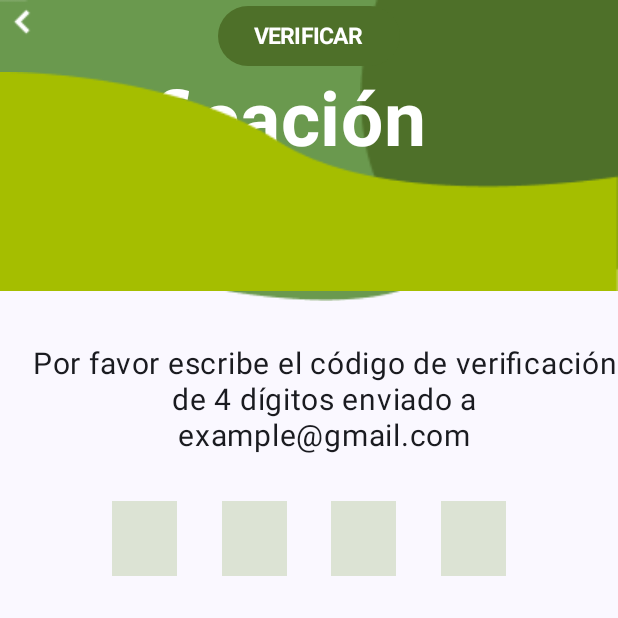
After one commit to Jossrec/MovilesReto, an Android app built with Jetpack Compose: the composable Verificacion called with empty values, on a phone screen of 412 x 824 dp, the top half of it. The commit adds this screen. Run offline under Robolectric (Android 15) with nearby library versions, the phone set to English and light mode, and no system bars.

Commit message:
3 vistas
Creacion de las 3 vistas de olvidar contraseña, nueva contraseña y verificación

```diff
--- /dev/null
+++ b/Reto/app/src/main/java/com/example/reto/vista/Verificacion.kt
@@ -0,0 +1,194 @@
+package com.example.reto.vista
+
+import android.graphics.Paint.Align
+import android.os.Bundle
+import androidx.activity.ComponentActivity
+import androidx.activity.compose.setContent
+import androidx.activity.enableEdgeToEdge
+import androidx.compose.foundation.Image
+import androidx.compose.foundation.background
+import androidx.compose.foundation.border
+import androidx.compose.foundation.layout.Arrangement
+import androidx.compose.foundation.layout.Box
+import androidx.compose.foundation.layout.Column
+import androidx.compose.foundation.layout.Row
+import androidx.compose.foundation.layout.Spacer
+import androidx.compose.foundation.layout.fillMaxHeight
+import androidx.compose.foundation.layout.fillMaxSize
+import androidx.compose.foundation.layout.fillMaxWidth
+import androidx.compose.foundation.layout.height
+import androidx.compose.foundation.layout.offset
+import androidx.compose.foundation.layout.padding
+import androidx.compose.foundation.layout.size
+import androidx.compose.foundation.layout.width
+import androidx.compose.foundation.shape.RoundedCornerShape
+import androidx.compose.foundation.text.BasicTextField
+import androidx.compose.foundation.text.KeyboardOptions
+import androidx.compose.material3.Button
+import androidx.compose.material3.ButtonDefaults
+import androidx.compose.material3.OutlinedTextField
+import androidx.compose.material3.Scaffold
+import androidx.compose.material3.Text
+import androidx.compose.runtime.Composable
+import androidx.compose.runtime.MutableState
+import androidx.compose.runtime.getValue
+import androidx.compose.runtime.mutableStateOf
+import androidx.compose.runtime.remember
+import androidx.compose.runtime.setValue
+import androidx.compose.ui.AbsoluteAlignment
+import androidx.compose.ui.Alignment
+import androidx.compose.ui.Modifier
+import androidx.compose.ui.graphics.Color
+import androidx.compose.ui.layout.ContentScale
+import androidx.compose.ui.res.colorResource
+import androidx.compose.ui.res.painterResource
+import androidx.compose.ui.text.TextRange
+import androidx.compose.ui.text.TextStyle
+import androidx.compose.ui.text.font.FontWeight
+import androidx.compose.ui.text.input.KeyboardType
+import androidx.compose.ui.text.input.PasswordVisualTransformation
+import androidx.compose.ui.text.input.TextFieldValue
+import androidx.compose.ui.text.style.TextAlign
+import androidx.compose.ui.tooling.preview.Preview
+import androidx.compose.ui.unit.dp
+import androidx.compose.ui.unit.sp
+import com.example.reto.R
+import kotlinx.coroutines.flow.combineTransform
+import org.intellij.lang.annotations.JdkConstants.HorizontalAlignment
+
+@Composable
+fun DigitBox(value: String, onValueChange: (String) -> Unit) {
+    BasicTextField(
+        value = value,
+        onValueChange = {
+            if (it.length <= 1 && it.all { char -> char.isDigit() }) {
+                onValueChange(it)
+            }
+        },
+        modifier = Modifier
+            .size(43.dp, 50.dp)
+            .background(Color(0xFFDCE3D4)), // color verde claro
+        keyboardOptions = KeyboardOptions(keyboardType = KeyboardType.Number),
+        textStyle = TextStyle(
+            fontSize = 24.sp,
+            fontWeight = FontWeight.Bold,
+            color = Color.Black,
+            textAlign = TextAlign.Center
+        ),
+        decorationBox = { innerTextField ->
+            Box(
+                contentAlignment = Alignment.Center,
+                modifier = Modifier
+                    .fillMaxSize()
+                    .background(Color(0xFFDCE3D4)) // color verde claro
+            ) {
+                innerTextField()
+            }
+        }
+    )
+}
+
+@Composable
+fun Verificacion(message: String, from: String, modifier: Modifier = Modifier) {
+    val correo  by remember { mutableStateOf("example@gmail.com") }
+    val image = painterResource(R.drawable.vector_5)
+    val image2 = painterResource(R.drawable.vector_1)
+    val imgage3 = painterResource(R.drawable.vector_3)
+    val regreso = painterResource(R.drawable.keyboard_arrow_left)
+    var input1 by remember { mutableStateOf("") }
+    var input2 by remember { mutableStateOf("") }
+    var input3 by remember { mutableStateOf("") }
+    var input4 by remember { mutableStateOf("") }
+    Column (
+        modifier = Modifier
+    ){
+        Box(
+            modifier = Modifier
+        ){
+            Image(
+                painter = image,
+                contentDescription = null,
+                contentScale = ContentScale.FillWidth,
+                modifier = Modifier
+                    .fillMaxWidth()
+            )
+            Image(
+                painter = image2,
+                contentDescription = null,
+                contentScale = ContentScale.FillWidth,
+                modifier = Modifier
+                    .size(190.dp)
+                    .offset(240.dp)
+            )
+            Image(
+                painter = regreso,
+                contentDescription = null,
+                contentScale = ContentScale.FillWidth,
+                modifier = Modifier
+                    .size(30.dp)
+            )
+            Text(
+                text = "Verificación",
+                fontSize = 50.sp,
+                fontWeight = FontWeight.Bold,
+                lineHeight = 60.sp,
+                textAlign = TextAlign.Left,
+                color = Color.White,
+                modifier = Modifier
+                    .padding(10.dp, 50.dp)
+            )
+        }
+        Text(
+            text = "Por favor escribe el código de verificación de 4 dígitos enviado a ${correo}",
+            fontSize = 20.sp,
+            textAlign = TextAlign.Center,
+            modifier = Modifier
+                .padding(20.dp, 30.dp, 0.dp, 15.dp)
+        )
+        Box(
+            modifier = Modifier
+                .fillMaxWidth()
+        ){
+            Row(
+                modifier = Modifier
+                    .padding(45.dp, 16.dp)
+                    .fillMaxWidth(),
+                horizontalArrangement = Arrangement.SpaceEvenly,
+                verticalAlignment = Alignment.CenterVertically
+            ) {
+                DigitBox(input1) { input1 = it }
+                DigitBox(input2) { input2 = it }
+                DigitBox(input3) { input3 = it }
+                DigitBox(input4) { input4 = it }
+            }
+
+        }
+    }
+    Column (
+        verticalArrangement = Arrangement.Bottom,
+        horizontalAlignment = Alignment.CenterHorizontally,
+        modifier = modifier.fillMaxWidth()
+    ){
+        Button(
+            onClick = { },
+            colors = ButtonDefaults.buttonColors(
+                containerColor = colorResource(id = R.color.green_black)
+            ),
+            modifier = Modifier
+        ) {
+            Text(
+                text = "VERIFICAR",
+                fontSize = 15.sp,
+                fontWeight = FontWeight.Bold,
+            )
+        }
+        Image(
+            painter = imgage3,
+            contentDescription = null,
+            contentScale = ContentScale.FillWidth,
+            modifier = Modifier
+                .fillMaxWidth()
+        )
+    }
+
+}
--- a/Reto/app/src/main/res/values/colors.xml
+++ b/Reto/app/src/main/res/values/colors.xml
@@ -7,4 +7,5 @@
     <color name="teal_700">#FF018786</color>
     <color name="black">#FF000000</color>
     <color name="white">#FFFFFFFF</color>
+    <color name="green_black">#4E7029</color>
 </resources>
```
Also changed, not shown: Reto/app/src/main/java/com/example/reto/vista/NuevaContraseña.kt (added, +178 -0 lines), Reto/app/src/main/java/com/example/reto/vista/OlvidarContraseña.kt (added, +155 -0 lines), Reto/app/src/main/res/drawable-nodpi/keyboard_arrow_left.png (added), Reto/app/src/main/res/drawable-nodpi/vector_1.png (added), Reto/app/src/main/res/drawable-nodpi/vector_3.png (added), Reto/app/src/main/res/drawable-nodpi/vector_5.png (added).
